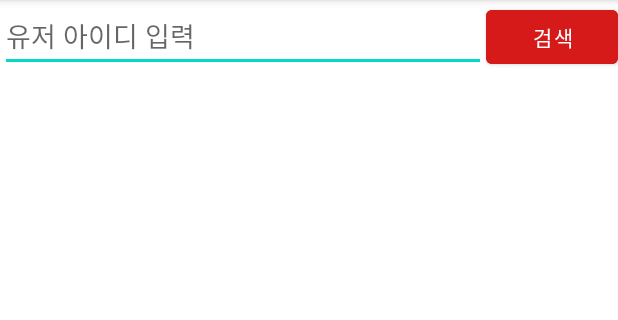
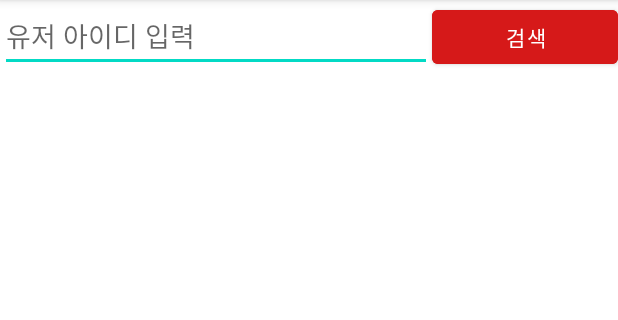
Before and after one commit to seungbeen803/GitHubUserSearch, an Android app: the screen it shows after launch (MainActivity), on a phone screen of 412 x 824 dp, the part 84-404 px from its top. Run offline under Robolectric (Android 15) with nearby library versions, the phone set to English and light mode, and no system bars.

Commit message:
7월 29일 GitHubUser 스스로 해보기(도움 많이 받았음!)(수정)

```diff
--- a/app/src/main/res/layout/activity_main.xml
+++ b/app/src/main/res/layout/activity_main.xml
@@ -20,7 +20,8 @@
         <Button
             android:id="@+id/search_btn"
             android:text="검색"
-            android:layout_width="wrap_content"
+            android:layout_weight="3"
+            android:layout_width="0dp"
             android:layout_height="wrap_content"
             android:backgroundTint="#D61919"/>
 
```
